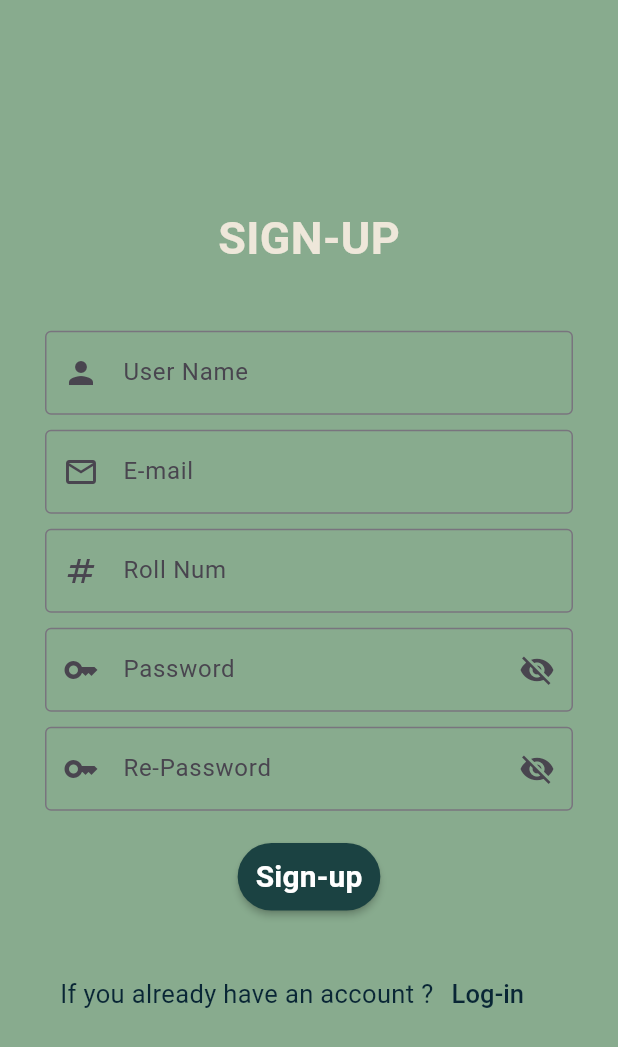
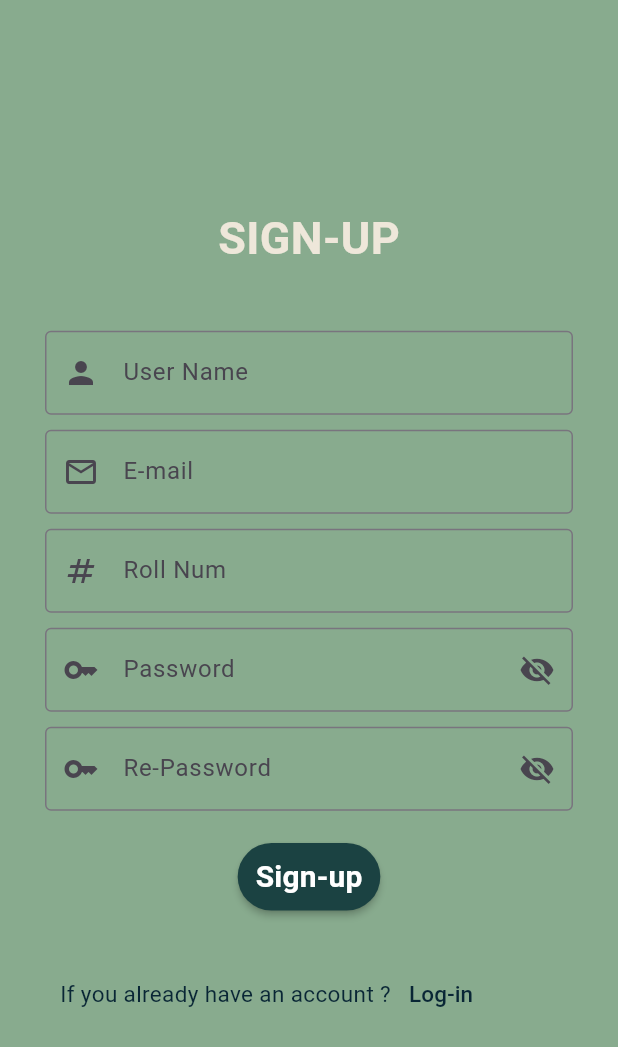
Before and after one commit to Nirmal1326/online_examination_supabase, a Flutter app: the Signup screen opened by its route, on a phone screen of 412 x 824 dp. Shown: the top 1047 px of the screen. Run offline on Flutter 3.47's test engine with Material 3 defaults, Android fonts, the phone set to English and light mode, and no system bars; our stand-ins replace rflutter_alert, slide_to_act, supabase_flutter; accounts and stored records are empty.

Commit message:
subject option changes 🐛 fixed

```diff
--- a/lib/auth_page/register.dart
+++ b/lib/auth_page/register.dart
@@ -274,7 +274,7 @@ class _SignupState extends State<Signup> {
                         const Text(
                           'If you already have an account ?',
                           style: TextStyle(
-                              fontSize: 17.0, color: Color(0xFF092635)),
+                              fontSize: 15.0, color: Color(0xFF092635)),
                         ),
                         TextButton(
                           onPressed: () {
@@ -286,7 +286,7 @@ class _SignupState extends State<Signup> {
                           child: const Text(
                             'Log-in',
                             style: TextStyle(
-                                fontSize: 17.0, color: Color(0xFF092635)),
+                                fontSize: 15.0, color: Color(0xFF092635)),
                           ),
                         ),
                       ],
```
